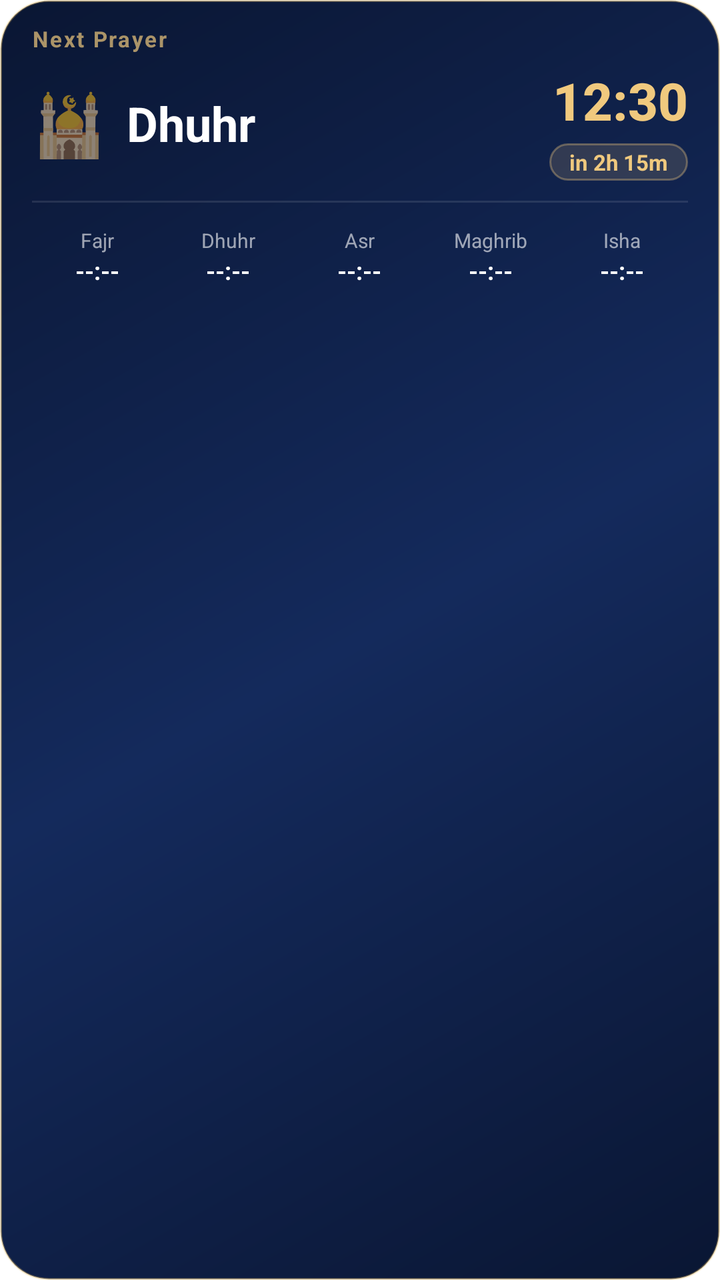
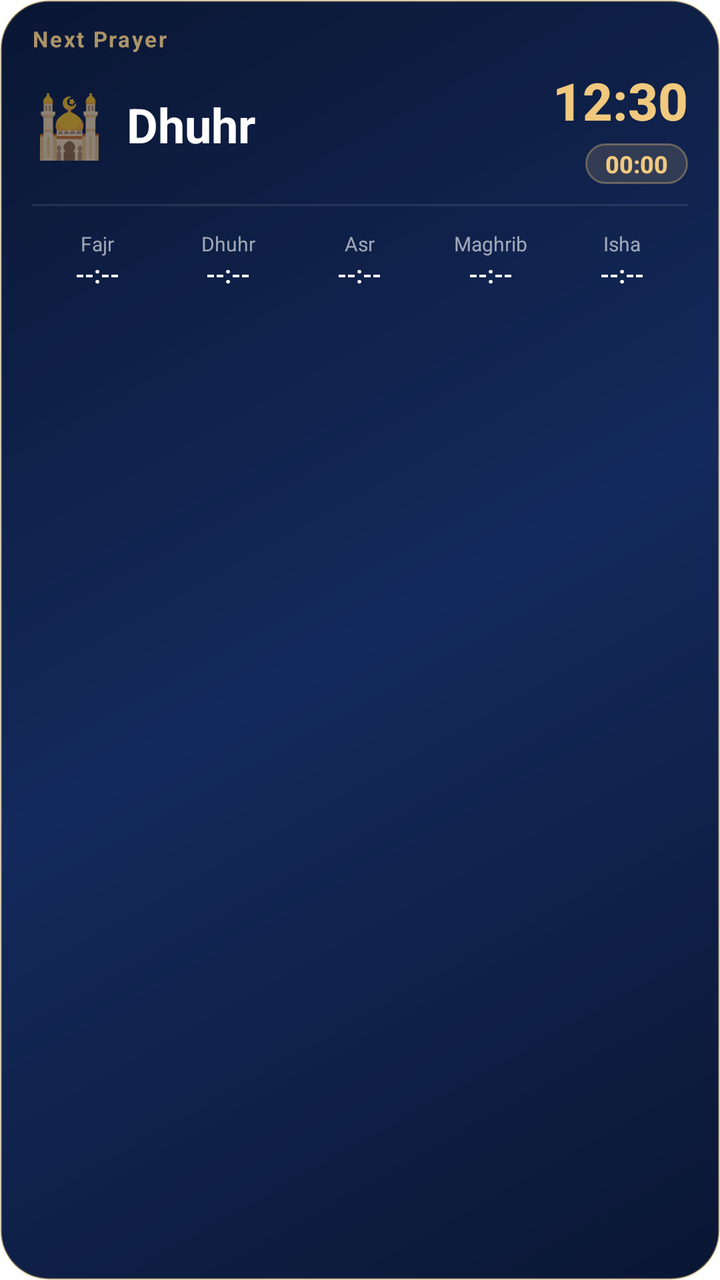

Compare the two renders of this Android layout. The source of the first and the diff that turns it into the second are given below.
<!-- AndroidManifest.xml: fallback theme Theme.MaterialComponents.DayNight.NoActionBar -->
<!-- res/layout/prayer_widget.xml -->
<?xml version="1.0" encoding="utf-8"?>
<FrameLayout xmlns:android="http://schemas.android.com/apk/res/android"
    android:id="@+id/widget_root"
    android:layout_width="match_parent"
    android:layout_height="match_parent"
    android:clickable="true"
    android:focusable="true"
    android:background="@drawable/widget_background">

    <LinearLayout
        android:layout_width="match_parent"
        android:layout_height="match_parent"
        android:orientation="vertical"
        android:paddingStart="16dp"
        android:paddingEnd="16dp"
        android:paddingTop="12dp"
        android:paddingBottom="12dp">

        
        <LinearLayout
            android:layout_width="match_parent"
            android:layout_height="wrap_content"
            android:orientation="horizontal"
            android:gravity="center_vertical">

            <TextView
                android:id="@+id/next_prayer_label"
                android:layout_width="0dp"
                android:layout_height="wrap_content"
                android:layout_weight="1"
                android:text="Next Prayer"
                android:textColor="#B3F0C97E"
                android:textSize="11sp"
                android:letterSpacing="0.08"
                android:textStyle="bold" />

            <TextView
                android:id="@+id/hijri_date"
                android:layout_width="wrap_content"
                android:layout_height="wrap_content"
                android:text=""
                android:textColor="#99FFFFFF"
                android:textSize="11sp" />
        </LinearLayout>

        
        <LinearLayout
            android:layout_width="match_parent"
            android:layout_height="wrap_content"
            android:orientation="horizontal"
            android:gravity="center_vertical"
            android:layout_marginTop="6dp">

            <TextView
                android:id="@+id/prayer_emoji"
                android:layout_width="wrap_content"
                android:layout_height="wrap_content"
                android:text="🕌"
                android:textSize="30sp"
                android:layout_marginEnd="10dp" />

            <TextView
                android:id="@+id/prayer_name"
                android:layout_width="0dp"
                android:layout_height="wrap_content"
                android:layout_weight="1"
                android:text="Dhuhr"
                android:textColor="#FFFFFF"
                android:textSize="24sp"
                android:textStyle="bold" />

            <LinearLayout
                android:layout_width="wrap_content"
                android:layout_height="wrap_content"
                android:orientation="vertical"
                android:gravity="end">

                <TextView
                    android:id="@+id/prayer_time"
                    android:layout_width="wrap_content"
                    android:layout_height="wrap_content"
                    android:text="12:30"
                    android:textColor="#F0C97E"
                    android:textSize="26sp"
                    android:textStyle="bold"
                    android:fontFamily="sans-serif-medium" />

                <TextView
                    android:id="@+id/countdown"
                    android:layout_width="wrap_content"
                    android:layout_height="wrap_content"
                    android:background="@drawable/widget_pill"
                    android:paddingStart="10dp"
                    android:paddingEnd="10dp"
                    android:paddingTop="2dp"
                    android:paddingBottom="2dp"
                    android:layout_marginTop="4dp"
                    android:text="in 2h 15m"
                    android:textColor="#F0C97E"
                    android:textSize="11sp"
                    android:textStyle="bold" />
            </LinearLayout>
        </LinearLayout>

        
        <FrameLayout
            android:layout_width="match_parent"
            android:layout_height="1dp"
            android:layout_marginTop="10dp"
            android:layout_marginBottom="8dp"
            android:background="#1AFFFFFF" />

        
        <LinearLayout
            android:layout_width="match_parent"
            android:layout_height="wrap_content"
            android:orientation="horizontal">

            <LinearLayout
                android:id="@+id/col_fajr"
                android:layout_width="0dp"
                android:layout_height="wrap_content"
                android:layout_weight="1"
                android:orientation="vertical"
                android:gravity="center"
                android:padding="4dp">
                <TextView
                    android:id="@+id/name_fajr"
                    android:layout_width="wrap_content"
                    android:layout_height="wrap_content"
                    android:text="Fajr"
                    android:textColor="#99FFFFFF"
                    android:textSize="10sp" />
                <TextView
                    android:id="@+id/time_fajr"
                    android:layout_width="wrap_content"
                    android:layout_height="wrap_content"
                    android:text="--:--"
                    android:textColor="#FFFFFF"
                    android:textSize="12sp"
                    android:textStyle="bold" />
            </LinearLayout>

            <LinearLayout
                android:id="@+id/col_dhuhr"
                android:layout_width="0dp"
                android:layout_height="wrap_content"
                android:layout_weight="1"
                android:orientation="vertical"
                android:gravity="center"
                android:padding="4dp">
                <TextView
                    android:id="@+id/name_dhuhr"
                    android:layout_width="wrap_content"
                    android:layout_height="wrap_content"
                    android:text="Dhuhr"
                    android:textColor="#99FFFFFF"
                    android:textSize="10sp" />
                <TextView
                    android:id="@+id/time_dhuhr"
                    android:layout_width="wrap_content"
                    android:layout_height="wrap_content"
                    android:text="--:--"
                    android:textColor="#FFFFFF"
                    android:textSize="12sp"
                    android:textStyle="bold" />
            </LinearLayout>

            <LinearLayout
                android:id="@+id/col_asr"
                android:layout_width="0dp"
                android:layout_height="wrap_content"
                android:layout_weight="1"
                android:orientation="vertical"
                android:gravity="center"
                android:padding="4dp">
                <TextView
                    android:id="@+id/name_asr"
                    android:layout_width="wrap_content"
                    android:layout_height="wrap_content"
                    android:text="Asr"
                    android:textColor="#99FFFFFF"
                    android:textSize="10sp" />
                <TextView
                    android:id="@+id/time_asr"
                    android:layout_width="wrap_content"
                    android:layout_height="wrap_content"
                    android:text="--:--"
                    android:textColor="#FFFFFF"
                    android:textSize="12sp"
                    android:textStyle="bold" />
            </LinearLayout>

            <LinearLayout
                android:id="@+id/col_maghrib"
                android:layout_width="0dp"
                android:layout_height="wrap_content"
                android:layout_weight="1"
                android:orientation="vertical"
                android:gravity="center"
                android:padding="4dp">
                <TextView
                    android:id="@+id/name_maghrib"
                    android:layout_width="wrap_content"
                    android:layout_height="wrap_content"
                    android:text="Maghrib"
                    android:textColor="#99FFFFFF"
                    android:textSize="10sp" />
                <TextView
                    android:id="@+id/time_maghrib"
                    android:layout_width="wrap_content"
                    android:layout_height="wrap_content"
                    android:text="--:--"
                    android:textColor="#FFFFFF"
                    android:textSize="12sp"
                    android:textStyle="bold" />
            </LinearLayout>

            <LinearLayout
                android:id="@+id/col_isha"
                android:layout_width="0dp"
                android:layout_height="wrap_content"
                android:layout_weight="1"
                android:orientation="vertical"
                android:gravity="center"
                android:padding="4dp">
                <TextView
                    android:id="@+id/name_isha"
                    android:layout_width="wrap_content"
                    android:layout_height="wrap_content"
                    android:text="Isha"
                    android:textColor="#99FFFFFF"
                    android:textSize="10sp" />
                <TextView
                    android:id="@+id/time_isha"
                    android:layout_width="wrap_content"
                    android:layout_height="wrap_content"
                    android:text="--:--"
                    android:textColor="#FFFFFF"
                    android:textSize="12sp"
                    android:textStyle="bold" />
            </LinearLayout>
        </LinearLayout>
    </LinearLayout>
</FrameLayout>
<!-- resources referenced by this layout -->
<resources>
  <!-- drawable widget_background (drawable) -->
  <?xml version="1.0" encoding="utf-8"?>
  <shape xmlns:android="http://schemas.android.com/apk/res/android"
      android:shape="rectangle">
  
      <gradient
          android:startColor="#0A1633"
          android:centerColor="#142A5C"
          android:endColor="#0A1633"
          android:angle="135"
          android:type="linear" />
  
      <corners android:radius="24dp" />
  
      
      <stroke
          android:width="1dp"
          android:color="#59E8BC63" />
  
  </shape>
  <!-- drawable widget_pill (drawable) -->
  <?xml version="1.0" encoding="utf-8"?>
  <shape xmlns:android="http://schemas.android.com/apk/res/android"
      android:shape="rectangle">
      <solid android:color="#26F0C97E" />
      <corners android:radius="12dp" />
      <stroke
          android:width="1dp"
          android:color="#59F0C97E" />
  </shape>
</resources>

<!-- the commit's change to res/layout/prayer_widget.xml (unified diff, before → after) -->
@@ -85,20 +85,22 @@
                     android:textStyle="bold"
                     android:fontFamily="sans-serif-medium" />
 
-                <TextView
-                    android:id="@+id/countdown"
+                
+                <Chronometer
+                    android:id="@+id/countdown_chrono"
                     android:layout_width="wrap_content"
                     android:layout_height="wrap_content"
                     android:background="@drawable/widget_pill"
+                    android:countDown="true"
                     android:paddingStart="10dp"
                     android:paddingEnd="10dp"
                     android:paddingTop="2dp"
                     android:paddingBottom="2dp"
                     android:layout_marginTop="4dp"
-                    android:text="in 2h 15m"
                     android:textColor="#F0C97E"
-                    android:textSize="11sp"
-                    android:textStyle="bold" />
+                    android:textSize="12sp"
+                    android:textStyle="bold"
+                    android:fontFamily="sans-serif-medium" />
             </LinearLayout>
         </LinearLayout>
 
